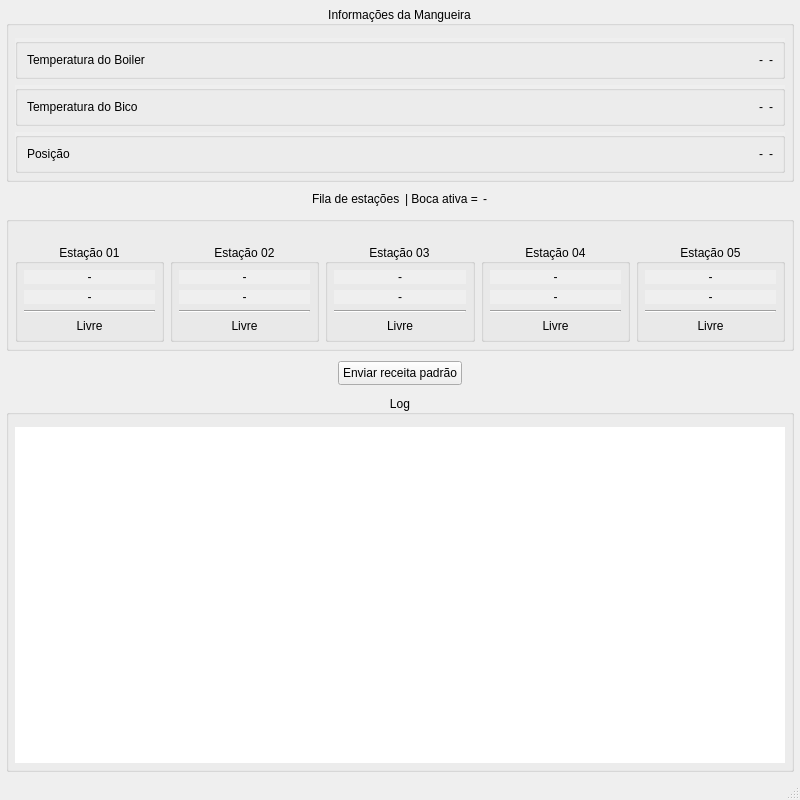
Qt form qlogger.ui (iniw/lucas_logger) before a commit.
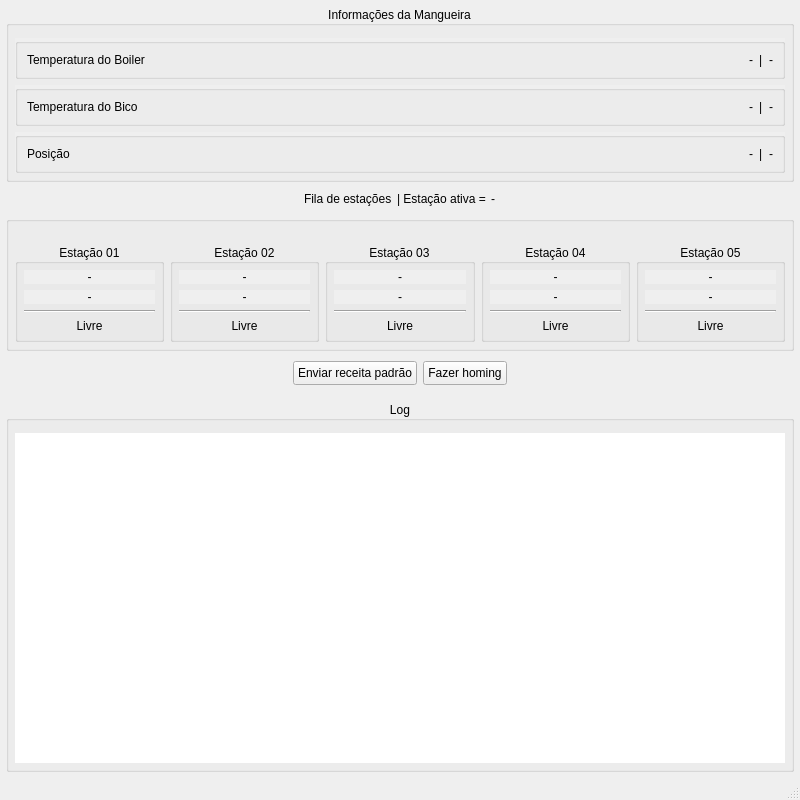
The same form after that commit.

```diff
--- a/qlogger.ui
+++ b/qlogger.ui
@@ -169,6 +169,13 @@
                </property>
               </widget>
              </item>
+             <item>
+              <widget class="QLabel" name="label_3">
+               <property name="text">
+                <string>|</string>
+               </property>
+              </widget>
+             </item>
              <item>
               <widget class="QLabel" name="tempTargetBoiler">
                <property name="sizePolicy">
@@ -269,6 +276,13 @@
                </property>
               </widget>
              </item>
+             <item>
+              <widget class="QLabel" name="label_8">
+               <property name="text">
+                <string>|</string>
+               </property>
+              </widget>
+             </item>
              <item>
               <widget class="QLabel" name="tempTargetBico">
                <property name="sizePolicy">
@@ -356,6 +370,13 @@
                </property>
               </widget>
              </item>
+             <item>
+              <widget class="QLabel" name="label_9">
+               <property name="text">
+                <string>|</string>
+               </property>
+              </widget>
+             </item>
              <item>
               <widget class="QLabel" name="posicaoY">
                <property name="sizePolicy">
@@ -412,7 +433,7 @@
        <item>
         <widget class="QLabel" name="label_2">
          <property name="text">
-          <string>| Boca ativa =</string>
+          <string>| Estação ativa =</string>
          </property>
         </widget>
        </item>
@@ -1296,7 +1317,28 @@
      </widget>
     </item>
     <item alignment="Qt::AlignHCenter">
-     <widget class="QPushButton" name="enviarReceitaPadrao">
+     <widget class="QWidget" name="widget_2" native="true">
+      <property name="sizePolicy">
+       <sizepolicy hsizetype="Maximum" vsizetype="Maximum">
+        <horstretch>0</horstretch>
+        <verstretch>0</verstretch>
+       </sizepolicy>
+      </property>
+      <layout class="QHBoxLayout" name="horizontalLayout_4">
+       <property name="leftMargin">
+        <number>0</number>
+       </property>
+       <property name="topMargin">
+        <number>0</number>
+       </property>
+       <property name="rightMargin">
+        <number>0</number>
+       </property>
+       <property name="bottomMargin">
+        <number>0</number>
+       </property>
+       <item>
+        <widget class="QPushButton" name="enviarCmdReceitaPadrao">
       <property name="enabled">
        <bool>true</bool>
       </property>
@@ -1320,7 +1362,7 @@
       </property>
       <property name="styleSheet">
        <string notr="true">margin: 0px;
-margin-bottom: 0px;
+margin-bottom: 6px;
 margin-top: 0px;
 padding: 4px</string>
       </property>
@@ -1342,6 +1384,58 @@
       <property name="flat">
        <bool>false</bool>
       </property>
+        </widget>
+       </item>
+       <item>
+        <widget class="QPushButton" name="enviarCmdHoming">
+         <property name="enabled">
+          <bool>true</bool>
+         </property>
+         <property name="sizePolicy">
+          <sizepolicy hsizetype="Maximum" vsizetype="Preferred">
+           <horstretch>0</horstretch>
+           <verstretch>0</verstretch>
+          </sizepolicy>
+         </property>
+         <property name="maximumSize">
+          <size>
+           <width>16777215</width>
+           <height>16777215</height>
+          </size>
+         </property>
+         <property name="focusPolicy">
+          <enum>Qt::ClickFocus</enum>
+         </property>
+         <property name="autoFillBackground">
+          <bool>false</bool>
+         </property>
+         <property name="styleSheet">
+          <string notr="true">margin: 0px;
+margin-bottom: 6px;
+margin-top: 0px;
+padding: 4px</string>
+         </property>
+         <property name="text">
+          <string>Fazer homing</string>
+         </property>
+         <property name="checkable">
+          <bool>false</bool>
+         </property>
+         <property name="checked">
+          <bool>false</bool>
+         </property>
+         <property name="autoDefault">
+          <bool>false</bool>
+         </property>
+         <property name="default">
+          <bool>false</bool>
+         </property>
+         <property name="flat">
+          <bool>false</bool>
+         </property>
+        </widget>
+       </item>
+      </layout>
      </widget>
     </item>
     <item>
```
Left out of the diff: 14 changed lines with no effect on the pictures. Lines whose indentation alone changed are shown as unchanged.
